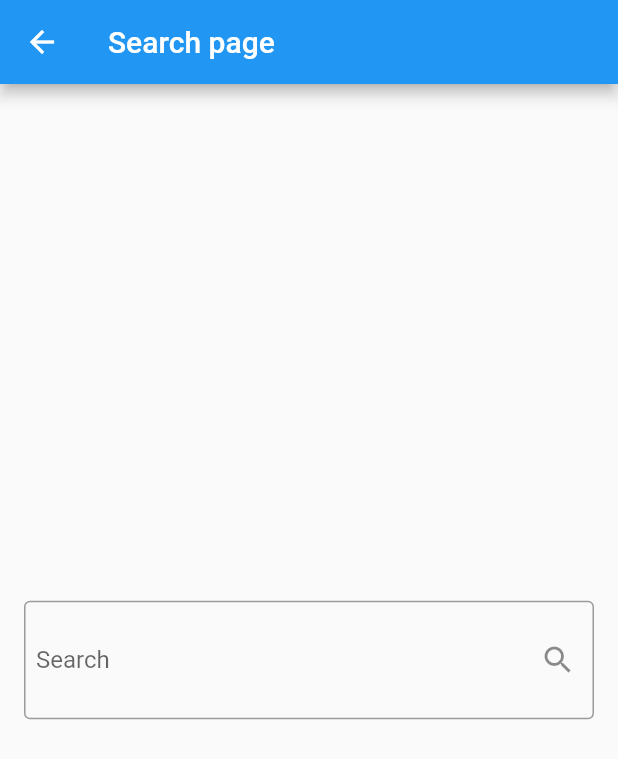
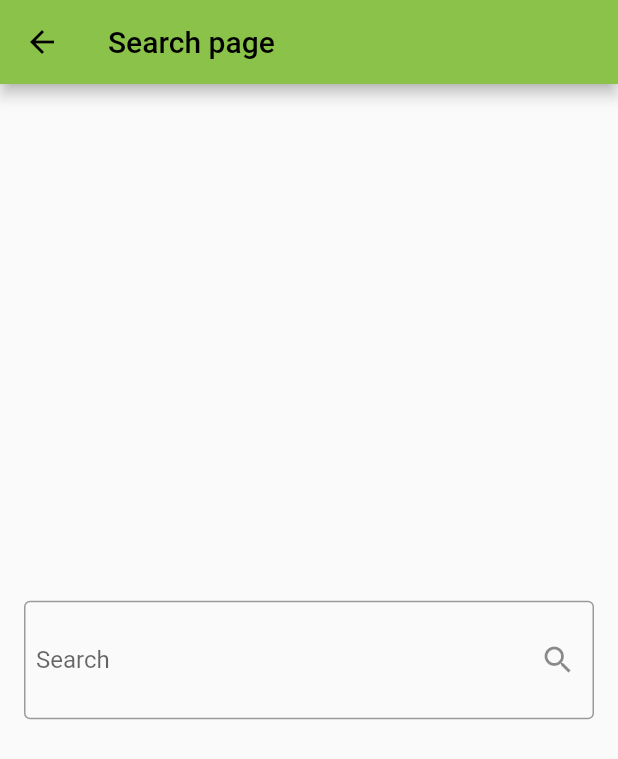
Before and after one commit to Sameradel11/Flutter-Weatherapp, a Flutter app: the screen it shows after launch, after a tap on the "search" icon, on a phone screen of 412 x 824 dp. Shown: the top 759 px of the screen. Run offline on Flutter 3.47's test engine with Material 2 defaults, Android fonts, the phone set to English and light mode, and no system bars.

Commit message:
Updated responsive Ui and better display on Screen

```diff
--- a/lib/main.dart
+++ b/lib/main.dart
@@ -1,15 +1,12 @@
 import 'package:flutter/material.dart';
 import 'package:provider/provider.dart';
-import 'package:weather/models/weather_model.dart';
 import 'package:weather/providers/weatherprovider.dart';
 import 'package:weather/screens/home_page.dart';
-import 'package:weather/screens/search_page.dart';
 
 void main() {
-  runApp(const MyApp());
+  runApp(ChangeNotifierProvider(
+      child: const MyApp(), create: (context) => WeatherProvider()));
 }
-
-Weathermodel? provider;
 
 class MyApp extends StatelessWidget {
   const MyApp({super.key});
@@ -17,11 +14,14 @@ class MyApp extends StatelessWidget {
   // This widget is the root of your application.
   @override
   Widget build(BuildContext context) {
-    return ChangeNotifierProvider(
-        create: (context) {
-          return WeatherProvider();
-        },
-        child:
-            MaterialApp(debugShowCheckedModeBanner: false, home: Home_page()));
+    return MaterialApp(
+      debugShowCheckedModeBanner: false,
+      theme: ThemeData(
+          primarySwatch: Provider.of<WeatherProvider>(context).weatherdata ==
+                  null
+              ? Colors.lightGreen
+              : Provider.of<WeatherProvider>(context).weatherdata!.gettheme()),
+      home: const Home_page(),
+    );
   }
 }
--- a/lib/providers/weatherprovider.dart
+++ b/lib/providers/weatherprovider.dart
@@ -3,11 +3,13 @@ import 'package:weather/models/weather_model.dart';
 
 class WeatherProvider extends ChangeNotifier {
   Weathermodel? _weatherdata;
-  set weatherData(Weathermodel? data) {
-    weatherData = data;
+  String? city_name;
+  set weatherdata(Weathermodel? data) {
+    _weatherdata = data;
     notifyListeners();
   }
-  Weathermodel? get weatherData{
+
+  Weathermodel? get weatherdata {
     return _weatherdata;
   }
 }
--- a/lib/screens/home_page.dart
+++ b/lib/screens/home_page.dart
@@ -1,13 +1,12 @@
 import 'package:flutter/material.dart';
-import 'package:flutter/src/widgets/framework.dart';
-import 'package:flutter/src/widgets/placeholder.dart';
 import 'package:provider/provider.dart';
+import 'package:intl/intl.dart';
 import 'package:weather/models/weather_model.dart';
 import 'package:weather/providers/weatherprovider.dart';
 import 'package:weather/screens/search_page.dart';
 
 class Home_page extends StatefulWidget {
-  Home_page({super.key});
+  const Home_page({super.key});
   @override
   State<Home_page> createState() => _Home_pageState();
 }
@@ -18,68 +17,89 @@ class _Home_pageState extends State<Home_page> {
   }
 
 // Weathermodel? wdata=Provider.of<WeatherProvider>(context).weatherdata;
+
   @override
   Widget build(BuildContext context) {
+    Weathermodel? Weatherdata =
+        Provider.of<WeatherProvider>(context).weatherdata;
+    String? cityname = Provider.of<WeatherProvider>(context).city_name;
+
     return Scaffold(
       appBar: AppBar(
         actions: [
           IconButton(
               onPressed: () {
                 Navigator.push(context, MaterialPageRoute(builder: (context) {
-                  return SearchPage(
-                    update: upadteui,
-                  );
+                  return SearchPage();
                 }));
               },
-              icon: const Icon(Icons.search))
+              icon: const Icon(Icons.search)),
         ],
         title: const Text("Weather"),
       ),
-      body: Provider.of<WeatherProvider>(context).weatherData == null
+      body: Weatherdata == null
           ? const Center(
               child: Text(
               "There is no weather 😥\nStart searching now",
               style: TextStyle(fontSize: 31),
             ))
           : Container(
-              color: Colors.amberAccent,
+              decoration: BoxDecoration(
+                  gradient: LinearGradient(colors: [
+                Weatherdata.gettheme(),
+                Weatherdata.gettheme()[300]!,
+                Weatherdata.gettheme()[100]!
+              ], begin: Alignment.topCenter, end: Alignment.bottomCenter)),
               child: Column(
                 mainAxisAlignment: MainAxisAlignment.center,
                 children: [
                   const Spacer(flex: 4),
                   Text(
-                    "currcity",
+                    cityname!.toUpperCase(),
                     style: const TextStyle(
-                        fontSize: 32, fontWeight: FontWeight.bold),
+                        fontSize: 35, fontWeight: FontWeight.bold),
                   ),
-                  Text("updated at {weatherdata!.date}",
-                      style: const TextStyle(
-                        fontSize: 22,
-                      )),
+                  Column(
+                    mainAxisAlignment: MainAxisAlignment.center,
+                    children: [
+                      const Text("last updated at",
+                          style: TextStyle(
+                            fontSize: 22,
+                          )),
+                      Text(
+                        DateFormat("  hh:mm ")
+                            .format(DateTime.parse(Weatherdata.date),),
+                        style: const TextStyle(
+                          fontSize: 22,
+                        ),
+                      )
+                    ],
+                  ),
                   const Spacer(flex: 1),
                   Row(
                       mainAxisAlignment: MainAxisAlignment.spaceEvenly,
                       children: [
-                        Image.asset("assets/images/clear.png"),
-                        Text("{(weatherdata!.curr_temp).round()}",
+                        Image.asset(Weatherdata.getImage()),
+                        Text(Weatherdata.curr_temp.round().toString(),
                             style: const TextStyle(fontSize: 30)),
                         Column(
                             crossAxisAlignment: CrossAxisAlignment.start,
                             children: [
                               Text(
-                                "Min: {(weatherdata!.min_temp).round()} ",
-                                style: TextStyle(fontSize: 20),
+                                "Max:${Weatherdata.min_temp.round()}",
+                                style: const TextStyle(fontSize: 20),
                               ),
-                              Text("Max: {(weatherdata!.max_temp.round())}",
-                                  style: TextStyle(fontSize: 20))
+                              Text(("Min:  ${Weatherdata.max_temp.round()}"),
+                                  style: const TextStyle(fontSize: 20))
                             ])
                       ]),
                   const Spacer(flex: 2),
                   Text(
-                    "{weatherdata!.weatherState}",
-                    style: TextStyle(fontSize: 32, fontWeight: FontWeight.bold),
+                    Weatherdata.weatherState,
+                    style: const TextStyle(
+                        fontSize: 32, fontWeight: FontWeight.bold),
                   ),
-                  const Spacer(flex: 6)
+                  const Spacer(flex: 6),
                 ],
               ),
             ),
--- a/pubspec.yaml
+++ b/pubspec.yaml
@@ -37,6 +37,7 @@ dependencies:
   # Use with the CupertinoIcons class for iOS style icons.
   cupertino_icons: ^1.0.2
   provider: ^6.0.5
+  intl: ^0.18.1
 
 
 dev_dependencies:
```
Also changed, not shown: lib/models/weather_model.dart (+41 -2 lines), lib/screens/search_page.dart (+12 -15 lines), pubspec.lock.
